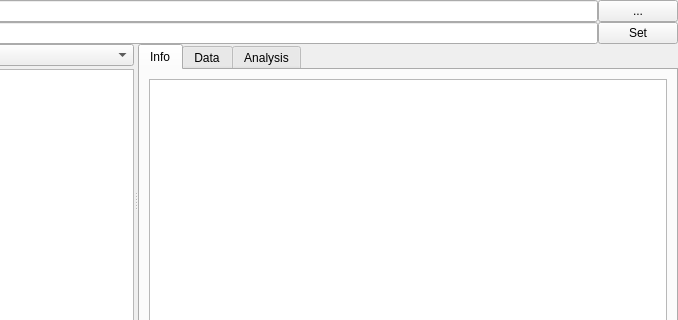
This is lib/modules/DataManager/DataManagerTemplate.ui in acq4/acq4 as Qt 5 draws it before an edit; both pictures show x 122 to 800 and y 0 to 320 of the 800 by 600 pixel window. The edited form follows.
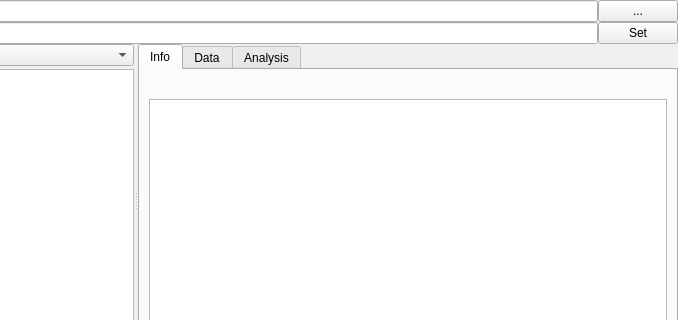
This is the edited form.

```diff
--- a/lib/modules/DataManager/DataManagerTemplate.ui
+++ b/lib/modules/DataManager/DataManagerTemplate.ui
@@ -131,7 +131,14 @@
         <attribute name="title">
          <string>Info</string>
         </attribute>
-        <layout class="QHBoxLayout" name="horizontalLayout">
+        <layout class="QVBoxLayout" name="verticalLayout_3">
+         <item>
+          <widget class="QLabel" name="infoFileNameLabel">
+           <property name="text">
+            <string/>
+           </property>
+          </widget>
+         </item>
          <item>
           <widget class="QTextBrowser" name="infoText"/>
          </item>
```
